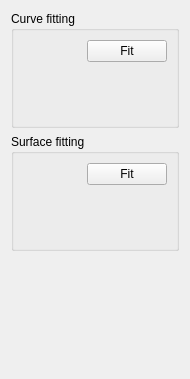
Before: the Qt Designer form nurbs_plugin/nurbstools.ui in ialhashim/topo-blend, drawn with Qt 5.
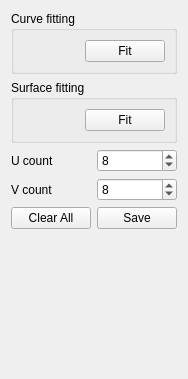
After: the same form once the commit is applied. Icons and pictures are not drawn.

```diff
--- a/nurbs_plugin/nurbstools.ui
+++ b/nurbs_plugin/nurbstools.ui
@@ -6,66 +6,86 @@
    <rect>
     <x>0</x>
     <y>0</y>
-    <width>190</width>
+    <width>174</width>
     <height>379</height>
    </rect>
   </property>
   <property name="windowTitle">
    <string>Form</string>
   </property>
-  <layout class="QVBoxLayout" name="verticalLayout">
-   <item>
-    <widget class="QGroupBox" name="groupBox">
-     <property name="title">
-      <string>Curve fitting</string>
+  <layout class="QGridLayout" name="gridLayout_3">
+   <item row="4" column="1">
+    <widget class="QSpinBox" name="vCount">
+     <property name="minimum">
+      <number>4</number>
      </property>
-     <layout class="QGridLayout" name="gridLayout">
-      <item row="1" column="1">
-       <widget class="QPushButton" name="fitCurveButton">
+     <property name="maximum">
+      <number>500</number>
+     </property>
+     <property name="value">
+      <number>8</number>
+     </property>
+    </widget>
+   </item>
+   <item row="2" column="1">
+    <widget class="QSpinBox" name="uCount">
+     <property name="minimum">
+      <number>4</number>
+     </property>
+     <property name="maximum">
+      <number>500</number>
+     </property>
+     <property name="value">
+      <number>8</number>
+     </property>
+    </widget>
+   </item>
+   <item row="5" column="1">
+    <widget class="QPushButton" name="saveButton">
         <property name="text">
-         <string>Fit</string>
-        </property>
-        <property name="icon">
-         <iconset resource="../topo-blend/topo-blend.qrc">
-          <normaloff>:/images/nurbs_curve.png</normaloff>:/images/nurbs_curve.png</iconset>
+      <string>Save</string>
         </property>
        </widget>
       </item>
-      <item row="1" column="0">
-       <spacer name="horizontalSpacer">
+   <item row="6" column="1">
+    <spacer name="verticalSpacer_2">
         <property name="orientation">
-         <enum>Qt::Horizontal</enum>
+      <enum>Qt::Vertical</enum>
         </property>
         <property name="sizeHint" stdset="0">
          <size>
-          <width>40</width>
-          <height>20</height>
+       <width>20</width>
+       <height>40</height>
          </size>
         </property>
        </spacer>
       </item>
       <item row="2" column="0">
-       <spacer name="verticalSpacer">
-        <property name="orientation">
-         <enum>Qt::Vertical</enum>
-        </property>
-        <property name="sizeHint" stdset="0">
-         <size>
-          <width>20</width>
-          <height>40</height>
-         </size>
-        </property>
-       </spacer>
-      </item>
-     </layout>
+    <widget class="QLabel" name="label">
+     <property name="text">
+      <string>U count</string>
+     </property>
     </widget>
    </item>
-   <item>
+   <item row="1" column="0" colspan="2">
     <widget class="QGroupBox" name="groupBox_2">
      <property name="title">
       <string>Surface fitting</string>
      </property>
      <layout class="QGridLayout" name="gridLayout_2">
+      <item row="0" column="0">
+       <spacer name="horizontalSpacer_2">
+        <property name="orientation">
+         <enum>Qt::Horizontal</enum>
+        </property>
+        <property name="sizeHint" stdset="0">
+         <size>
+          <width>40</width>
+          <height>20</height>
+         </size>
+        </property>
+       </spacer>
+      </item>
       <item row="0" column="1">
        <widget class="QPushButton" name="fitSurfaceButton">
         <property name="text">
@@ -77,8 +97,28 @@
         </property>
        </widget>
       </item>
-      <item row="0" column="0">
-       <spacer name="horizontalSpacer_2">
+     </layout>
+    </widget>
+   </item>
+   <item row="0" column="0" colspan="2">
+    <widget class="QGroupBox" name="groupBox">
+     <property name="title">
+      <string>Curve fitting</string>
+     </property>
+     <layout class="QGridLayout" name="gridLayout">
+      <item row="1" column="1">
+       <widget class="QPushButton" name="fitCurveButton">
+        <property name="text">
+         <string>Fit</string>
+        </property>
+        <property name="icon">
+         <iconset resource="../topo-blend/topo-blend.qrc">
+          <normaloff>:/images/nurbs_curve.png</normaloff>:/images/nurbs_curve.png</iconset>
+        </property>
+       </widget>
+      </item>
+      <item row="1" column="0">
+       <spacer name="horizontalSpacer">
         <property name="orientation">
          <enum>Qt::Horizontal</enum>
         </property>
@@ -90,34 +130,22 @@
         </property>
        </spacer>
       </item>
-      <item row="1" column="1">
-       <spacer name="verticalSpacer_3">
-        <property name="orientation">
-         <enum>Qt::Vertical</enum>
-        </property>
-        <property name="sizeHint" stdset="0">
-         <size>
-          <width>20</width>
-          <height>40</height>
-         </size>
-        </property>
-       </spacer>
-      </item>
      </layout>
     </widget>
    </item>
-   <item>
-    <spacer name="verticalSpacer_2">
-     <property name="orientation">
-      <enum>Qt::Vertical</enum>
+   <item row="4" column="0">
+    <widget class="QLabel" name="label_2">
+     <property name="text">
+      <string>V count</string>
      </property>
-     <property name="sizeHint" stdset="0">
-      <size>
-       <width>20</width>
-       <height>40</height>
-      </size>
+    </widget>
+   </item>
+   <item row="5" column="0">
+    <widget class="QPushButton" name="clearButton">
+     <property name="text">
+      <string>Clear All</string>
      </property>
-    </spacer>
+    </widget>
    </item>
   </layout>
  </widget>
```
Lines whose indentation alone changed are shown as unchanged.
